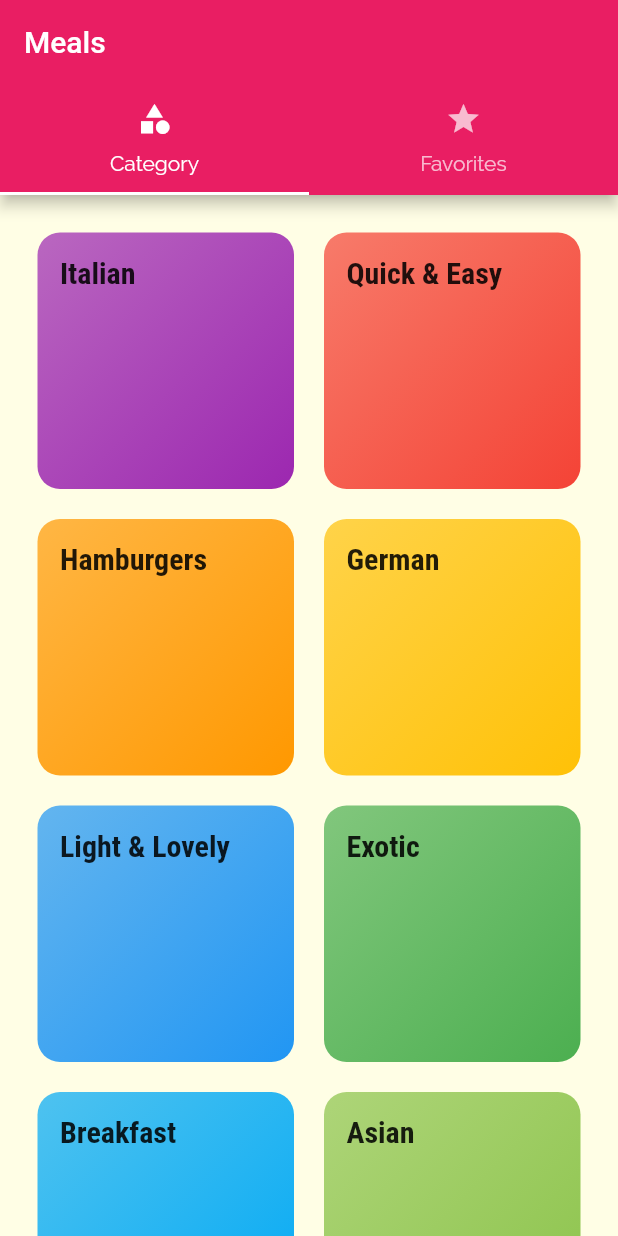
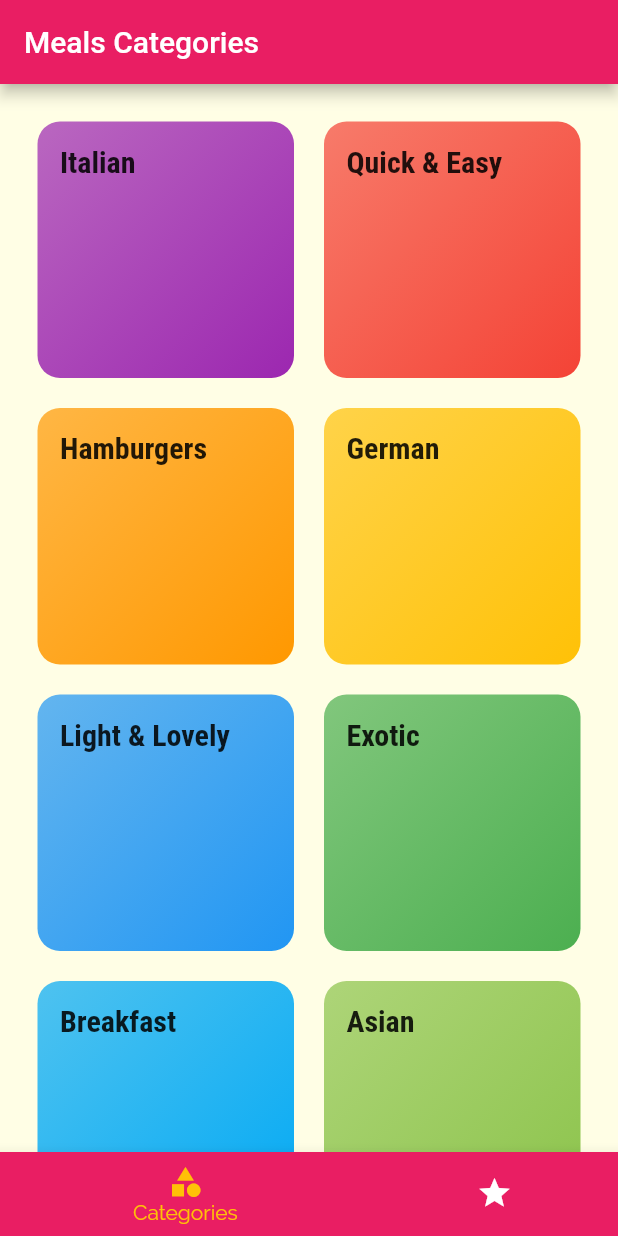
Before and after one commit to uzairafridi00/flutter-learning, a Flutter app: the screen it shows after launch, on a phone screen of 412 x 824 dp. Run offline on Flutter 3.47's test engine with Material 2 defaults, Android fonts, the light colour scheme and no system bars; missing offline and left inert: dart:ffi.

Commit message:
Bottom Navigation tab has been implemented

```diff
--- a/Flutter Projects/meal_app/lib/main.dart
+++ b/Flutter Projects/meal_app/lib/main.dart
@@ -1,6 +1,7 @@
 import 'dart:ui';
 import 'package:flutter/material.dart';
 
+import './screens/tabs_bottom_screen.dart';
 import './screens/tabs_screen.dart';
 import './screens/meal_detail_screen.dart';
 import './screens/categories_screen.dart';
@@ -33,7 +34,8 @@ class MyApp extends StatelessWidget {
               ),
             ),
       ),
-      home: TabsScreen(),
+      // home: TabsScreen(),
+      home: TabsBottomScreen(),
       routes: {
         // '/category-meals': (ctx) => CategoriesMealsScreen(),
         // '/': (ctx) => TabsScreen(),
--- /dev/null
+++ b/Flutter Projects/meal_app/lib/screens/tabs_bottom_screen.dart
@@ -0,0 +1,54 @@
+import 'package:flutter/material.dart';
+
+import './categories_screen.dart';
+import './favorite_screen.dart';
+
+class TabsBottomScreen extends StatefulWidget {
+  const TabsBottomScreen({super.key});
+
+  @override
+  State<TabsBottomScreen> createState() => _TabsBottomScreenState();
+}
+
+class _TabsBottomScreenState extends State<TabsBottomScreen> {
+  final List<Map<String, dynamic>> _pages = [
+    {'page': CategoriesScreen(), 'title': 'Categories'},
+    {'page': FavoriteScreen(), 'title': 'Favorites'},
+  ];
+
+  int _selectedPageIndex = 0;
+
+  void _selectPage(int index) {
+    setState(() {
+      _selectedPageIndex = index;
+    });
+  }
+
+  @override
+  Widget build(BuildContext context) {
+    return Scaffold(
+      appBar: AppBar(
+        title: Text('Meals ${_pages[_selectedPageIndex]['title']}'),
+      ),
+      body: _pages[_selectedPageIndex]['page'],
+      bottomNavigationBar: BottomNavigationBar(
+        onTap: _selectPage,
+        backgroundColor: Theme.of(context).colorScheme.primary,
+        unselectedItemColor: Colors.white,
+        selectedItemColor: Theme.of(context).colorScheme.secondary,
+        currentIndex: _selectedPageIndex,
+        type: BottomNavigationBarType.shifting,
+        items: [
+          BottomNavigationBarItem(
+              backgroundColor: Theme.of(context).colorScheme.primary,
+              icon: Icon(Icons.category),
+              label: 'Categories'),
+          BottomNavigationBarItem(
+              backgroundColor: Theme.of(context).colorScheme.primary,
+              icon: Icon(Icons.star),
+              label: 'Favorites')
+        ],
+      ),
+    );
+  }
+}
--- a/Flutter Projects/meal_app/lib/screens/tabs_screen.dart
+++ b/Flutter Projects/meal_app/lib/screens/tabs_screen.dart
@@ -20,7 +20,7 @@ class _TabsScreenState extends State<TabsScreen> {
             title: const Text('Meals'),
             bottom: TabBar(
                 indicatorColor: Theme.of(context).colorScheme.primary,
-              tabs: [
+                tabs: const [
                   Tab(
                     icon: Icon(Icons.category),
                     text: ('Category'),
```
Also changed, not shown: Flutter Notes/Notes/Navigation & Multiple Screens/Tab Bar.txt (+31 -0 lines). Lines whose indentation alone changed are shown as unchanged.
